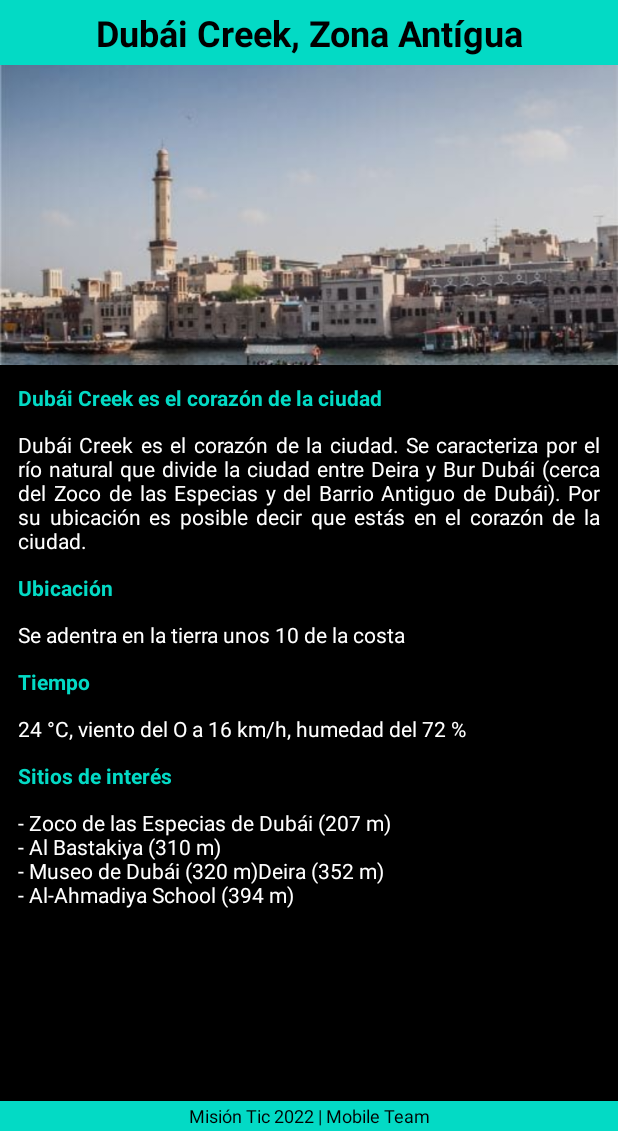
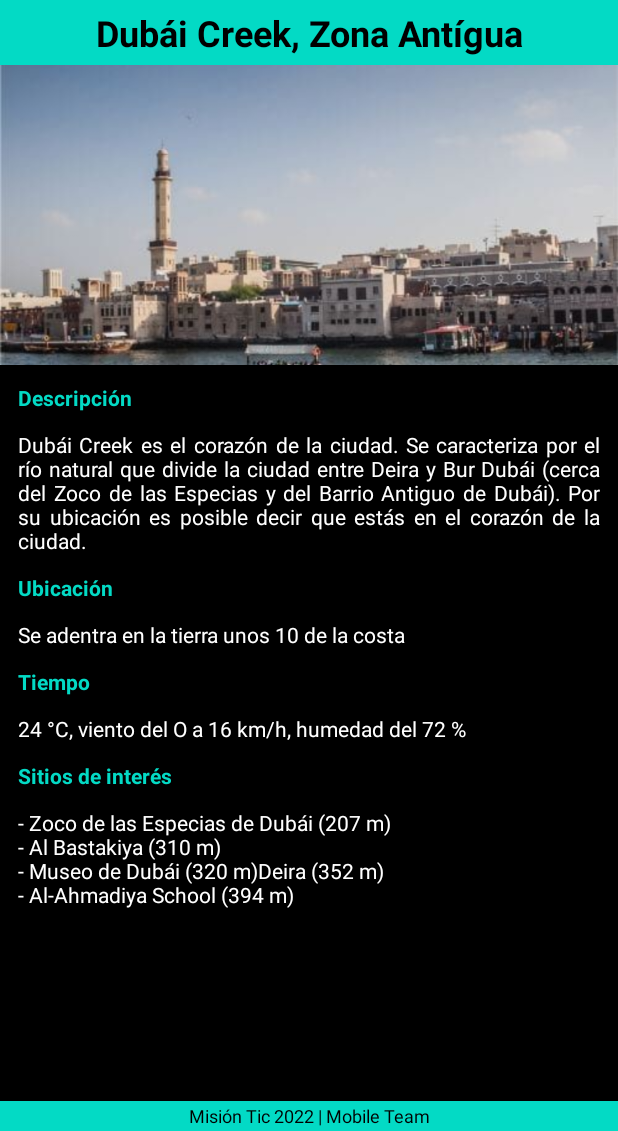
Before and after one commit to juandiego07/AppMisionTIC, an Android app: the screen it shows after launch (MainActivity), on a phone screen of 412 x 824 dp, the part 105-1236 px from its top. Run offline under Robolectric (Android 15) with nearby library versions, the phone set to English and light mode, and no system bars.

Commit message:
arreglando strings del detalle

```diff
--- a/app/src/main/res/layout/activity_main.xml
+++ b/app/src/main/res/layout/activity_main.xml
@@ -47,7 +47,7 @@
         android:background="@color/teal_200"
         android:gravity="center"
         android:padding="5dp"
-        android:text="Dubái Creek, Zona Antígua"
+        android:text="@string/titulo1"
         android:textColor="@color/black"
         android:textSize="24sp"
         android:textStyle="bold"
@@ -66,11 +66,11 @@
         app:srcCompat="@drawable/dubai_1" />
 
     <TextView
-        android:id="@+id/tv_Subtitulo"
+        android:id="@+id/tv_Subtitulo1"
         android:layout_width="match_parent"
         android:layout_height="wrap_content"
         android:layout_margin="12dp"
-        android:text="Dubái Creek es el corazón de la ciudad"
+        android:text="@string/subtitulo_descripcion"
         android:textColor="@color/teal_200"
         android:textStyle="bold"
         app:layout_constraintStart_toStartOf="parent"
@@ -85,14 +85,14 @@
         android:text="@string/descripcion_1"
         android:textColor="@color/white"
         app:layout_constraintStart_toStartOf="parent"
-        app:layout_constraintTop_toBottomOf="@id/tv_Subtitulo" />
+        app:layout_constraintTop_toBottomOf="@id/tv_Subtitulo1" />
 
     <TextView
         android:id="@+id/tv_Subtitulo2"
         android:layout_width="match_parent"
         android:layout_height="wrap_content"
         android:layout_margin="12dp"
-        android:text="Ubicación"
+        android:text="@string/subtitulo_ubicacion"
         android:textColor="@color/teal_200"
         android:textStyle="bold"
         app:layout_constraintStart_toStartOf="parent"
@@ -116,7 +116,7 @@
         android:layout_margin="12dp"
         android:layout_marginStart="72dp"
         android:layout_marginTop="136dp"
-        android:text="Tiempo"
+        android:text="@string/subtitulo_tiempo"
         android:textColor="@color/teal_200"
         android:textStyle="bold"
         app:layout_constraintStart_toStartOf="parent"
@@ -138,7 +138,7 @@
         android:layout_width="match_parent"
         android:layout_height="wrap_content"
         android:layout_margin="12dp"
-        android:text="Sitios de interés"
+        android:text="@string/subtitulo_sitios"
         android:textColor="@color/teal_200"
         android:textStyle="bold"
         app:layout_constraintStart_toStartOf="parent"
--- a/app/src/main/res/layout/activity_main2.xml
+++ b/app/src/main/res/layout/activity_main2.xml
@@ -10,7 +10,7 @@
     <ImageView
         android:id="@+id/iv_mapa"
         android:layout_width="match_parent"
-        android:layout_height="340dp"
+        android:layout_height="300dp"
         android:scaleType="centerCrop"
         app:layout_constraintEnd_toEndOf="parent"
         app:layout_constraintStart_toStartOf="parent"
@@ -19,8 +19,8 @@
 
     <ImageView
         android:id="@+id/iv_logo"
-        android:layout_width="250dp"
-        android:layout_height="250dp"
+        android:layout_width="200dp"
+        android:layout_height="200dp"
         app:layout_constraintBottom_toTopOf="@+id/tvDubai"
         app:layout_constraintEnd_toEndOf="parent"
         app:layout_constraintStart_toStartOf="parent"
--- a/app/src/main/res/values/strings.xml
+++ b/app/src/main/res/values/strings.xml
@@ -5,10 +5,20 @@ Se caracteriza por el río natural que divide la ciudad entre
 Deira y Bur Dubái (cerca del Zoco de las Especias y del Barrio Antiguo de Dubái).
 Por su ubicación es posible decir que estás en el corazón de la ciudad.</string>
 
+    <string name="titulo1">Dubái Creek, Zona Antígua</string>
+
     <string name="ubicacion_1">Se adentra en la tierra unos 10  de la costa</string>
 
     <string name="tiempo_1">24 °C, viento del O a 16 km/h, humedad del 72 %</string>
 
     <string name="sitios_1">- Zoco de las Especias de Dubái (207 m) \n- Al Bastakiya (310 m)\n- Museo de Dubái (320 m)Deira (352 m) \n- Al-Ahmadiya School (394 m)</string>
 
+    <string name="subtitulo_descripcion">Descripción</string>
+
+    <string name="subtitulo_ubicacion">Ubicación</string>
+
+    <string name="subtitulo_tiempo">Tiempo</string>
+
+    <string name="subtitulo_sitios">Sitios de interés</string>
+
 </resources>
```
